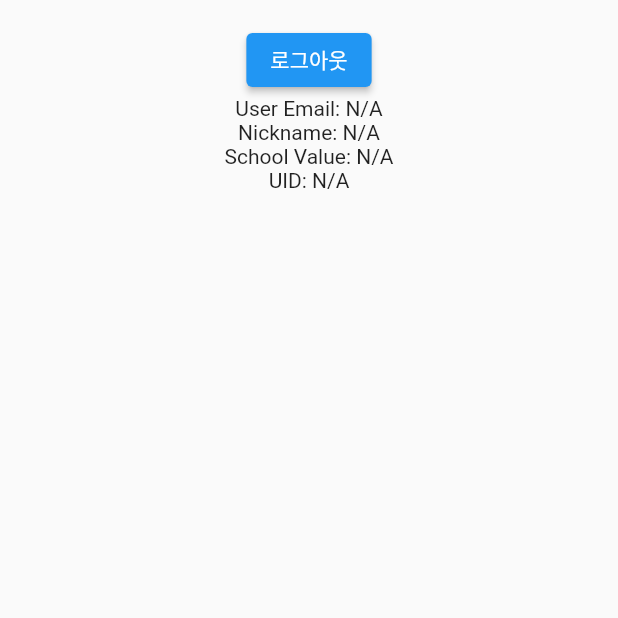
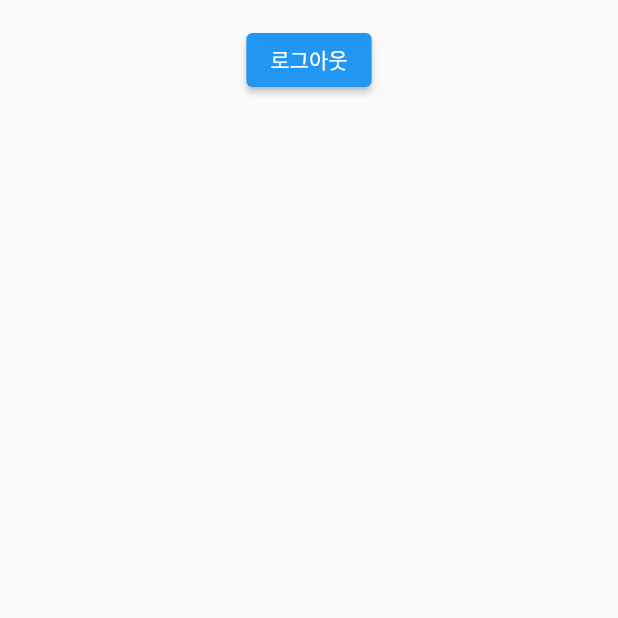
Before and after one commit to andyswooseo/KhighschoolcommunityApp, a Flutter app: the StudyTimer screen opened directly, on a phone screen of 412 x 824 dp, the top half of it. Run offline on Flutter 3.47's test engine with Material 2 defaults, Android fonts, the phone set to English and light mode, and no system bars; our stand-ins replace carousel_slider, cloud_firestore, firebase_auth, firebase_core, firebase_storage, google_fonts and 5 more; accounts and stored records are empty; network calls fail.

Commit message:
Korea_highschool_community_app_project

```diff
--- a/lib/main.dart
+++ b/lib/main.dart
@@ -12,9 +12,9 @@ Future<void> main() async {
   await Firebase.initializeApp();
   runApp(MultiProvider(
     providers: [
-      ChangeNotifierProvider(create: (_) => AuthService()),
-      ChangeNotifierProvider(create: (_) => SchoolControllerProvider()),
-      ChangeNotifierProvider(create: (_) => NextButtonProvider()),
+      ChangeNotifierProvider<AuthService>(create: (_) => AuthService()),
+      ChangeNotifierProvider<SchoolControllerProvider>(create: (_) => SchoolControllerProvider()),
+      ChangeNotifierProvider<NextButtonProvider>(create: (_) => NextButtonProvider()),
     ],
     child: const MyApp(),
   ));
--- a/lib/pages/mainpages/school_page.dart
+++ b/lib/pages/mainpages/school_page.dart
@@ -13,7 +13,7 @@ class SchoolPage extends StatefulWidget {
 class _SchoolPageState extends State<SchoolPage> {
   Future<DocumentSnapshot> getDocument() async {
     var firebaseUser =
-    await FirebaseAuth.instance.currentUser!.email.toString();
+        await FirebaseAuth.instance.currentUser!.email.toString();
     return FirebaseFirestore.instance
         .collection("users")
         .doc(firebaseUser)
@@ -42,7 +42,7 @@ class _SchoolPageState extends State<SchoolPage> {
                 flex: 1,
                 child: Container(
                   child: Text(
-                      '학교 커뮤니티',
+                    '학교 커뮤니티',
                       textAlign: TextAlign.center,
                       style: TextStyle(fontFamily: 'BMHANNA', fontSize: 30)
                   ),
--- a/lib/pages/mainpages/studytimer.dart
+++ b/lib/pages/mainpages/studytimer.dart
@@ -2,8 +2,6 @@ import 'package:firebase_auth/firebase_auth.dart';
 import 'package:flutter/material.dart';
 import 'package:provider/provider.dart';
 import 'package:schoolapp/services/auth/auth_service.dart';
-
-import '../../services/auth/uservalueprovider.dart';
 
 class StudyTimer extends StatefulWidget {
   const StudyTimer({super.key});
@@ -15,7 +13,6 @@ class StudyTimer extends StatefulWidget {
 class _StudyTimerState extends State<StudyTimer> {
   @override
   Widget build(BuildContext context) {
-    final userProvider = Provider.of<UserValueProvider>(context);
     final currentUser = FirebaseAuth.instance.currentUser!.email;
     return SafeArea(
       child: Scaffold(
@@ -35,10 +32,6 @@ class _StudyTimerState extends State<StudyTimer> {
                 },
                 child: Text('로그아웃'),
               ),
-              Text('User Email: ${userProvider.userEmail ?? 'N/A'}'),
-              Text('Nickname: ${userProvider.nickname ?? 'N/A'}'),
-              Text('School Value: ${userProvider.schoolValue ?? 'N/A'}'),
-              Text('UID: ${userProvider.uid ?? 'N/A'}'),
             ],
           ),
         ),
--- a/lib/pages/register.dart
+++ b/lib/pages/register.dart
@@ -1,10 +1,8 @@
-import 'package:firebase_auth/firebase_auth.dart';
 import 'package:flutter/material.dart';
 import 'package:provider/provider.dart';
 import 'package:schoolapp/components/scrollablecolumn.dart';
 import 'package:schoolapp/components/text_field.dart';
 import 'package:schoolapp/services/auth/auth_service.dart';
-import '../services/auth/uservalueprovider.dart';
 import '../utility/utils.dart';
 
 class Register extends StatefulWidget {
@@ -43,14 +41,6 @@ class _RegisterState extends State<Register> {
           passwordController.text,
           nicknameController.text
           );
-
-      final user = FirebaseAuth.instance.currentUser;
-
-      // Set user data in UserValueProvider
-      Provider.of<UserValueProvider>(context, listen: false).setUserEmail(user?.email ?? '');
-      Provider.of<UserValueProvider>(context, listen: false).setNickname(nicknameController.text);
-      Provider.of<UserValueProvider>(context, listen: false).setUid(user?.uid ?? '');
-
     } catch (e) {
       ScaffoldMessenger.of(context).showSnackBar(
         SnackBar(
--- a/lib/pages/screenbar.dart
+++ b/lib/pages/screenbar.dart
@@ -5,8 +5,6 @@ import 'package:provider/provider.dart';
 import 'package:schoolapp/components/scrollablecolumn.dart';
 import 'package:schoolapp/providerclass/allprovider.dart';
 import 'package:schoolapp/utility/utils.dart';
-
-import '../services/auth/uservalueprovider.dart';
 
 class SchoolSelection extends StatefulWidget {
 
@@ -189,12 +187,6 @@ class _SchoolSelectionState extends State<SchoolSelection> {
               FirebaseFirestore.instance.collection('users').doc(FirebaseAuth.instance.currentUser!.email.toString()).update({
                 'schoolvalue' : schoolcontroller.text
               });
-
-              final user = FirebaseAuth.instance.currentUser;
-
-              // Set user data in UserValueProvider
-              Provider.of<UserValueProvider>(context, listen: false).setSchoolValue(schoolcontroller.text);
-              Provider.of<UserValueProvider>(context, listen: false).setUid(user?.uid ?? '');
             },
             child: Container(
               width: mWidth,
--- a/lib/services/auth/auth_service.dart
+++ b/lib/services/auth/auth_service.dart
@@ -48,6 +48,7 @@ class AuthService extends ChangeNotifier {
         'uid' : userCredential.user!.uid,
         'email' : email,
         'nickname' : nickname,
+        'schoolvalue' : null,
       }, SetOptions(merge: true));
 
       return userCredential;
--- a/lib/services/auth/uservalueprovider.dart
+++ /dev/null
@@ -1,28 +0,0 @@
-import 'package:flutter/material.dart';
-
-class UserValueProvider with ChangeNotifier {
-  String? userEmail;
-  String? nickname;
-  String? schoolValue;
-  String? uid;
-
-  void setUserEmail(String email) {
-    userEmail = email;
-    notifyListeners();
-  }
-
-  void setNickname(String userNickname) {
-    nickname = userNickname;
-    notifyListeners();
-  }
-
-  void setSchoolValue(String school) {
-    schoolValue = school;
-    notifyListeners();
-  }
-
-  void setUid(String userUid) {
-    uid = userUid;
-    notifyListeners();
-  }
-}
--- a/lib/services/auth_gate.dart
+++ b/lib/services/auth_gate.dart
@@ -30,7 +30,8 @@ class _AuthGateState extends State<AuthGate> {
           if (snapshot.hasData) {
             if (schoolControllerProvider.schoolValue != null && isButtonClicked) {
               return BottomNav();
-            } else {
+            }
+            else {
               return SchoolSelection();
             }
           }
```
Also changed, not shown: lib/components/schoolfoodform.dart (added, +124 -0 lines), pubspec.lock.
